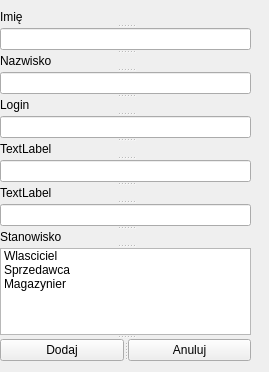
Before: the Qt Designer form Sklepzelektronika/dodaj_pracownika.ui in kapi2700/Sklepzelektronika, drawn with Qt 5.
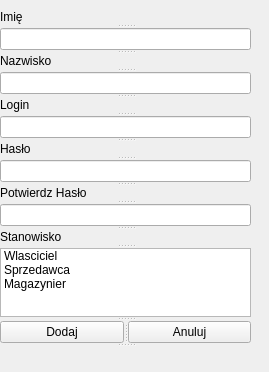
After: the same form once the commit is applied.

Commit message: Dodaj pracownika

What changed in the file:
```diff
--- a/Sklepzelektronika/dodaj_pracownika.ui
+++ b/Sklepzelektronika/dodaj_pracownika.ui
@@ -13,7 +13,15 @@
   <property name="windowTitle">
    <string>dodaj_pracownika</string>
   </property>
-  <widget class="QWidget" name="centralwidget">
+  <widget class="QWidget" name="centralwidget" native="true">
+   <property name="geometry">
+    <rect>
+     <x>0</x>
+     <y>0</y>
+     <width>251</width>
+     <height>371</height>
+    </rect>
+   </property>
    <widget class="QSplitter" name="splitter">
     <property name="geometry">
      <rect>
@@ -46,13 +54,13 @@
     <widget class="QLineEdit" name="login_txt"/>
     <widget class="QLabel" name="label_5">
      <property name="text">
-      <string>TextLabel</string>
+      <string>Hasło</string>
      </property>
     </widget>
     <widget class="QLineEdit" name="lineEdit"/>
     <widget class="QLabel" name="label_6">
      <property name="text">
-      <string>TextLabel</string>
+      <string>Potwierdz Hasło</string>
      </property>
     </widget>
     <widget class="QLineEdit" name="lineEdit_2"/>
@@ -93,6 +101,11 @@
       </property>
      </widget>
     </widget>
+    <widget class="QLabel" name="blad_lbl">
+     <property name="text">
+      <string/>
+     </property>
+    </widget>
    </widget>
   </widget>
  </widget>
```
Left out of the diff: 4 changed lines with no effect on the pictures. The commit also changes 10 other files.
